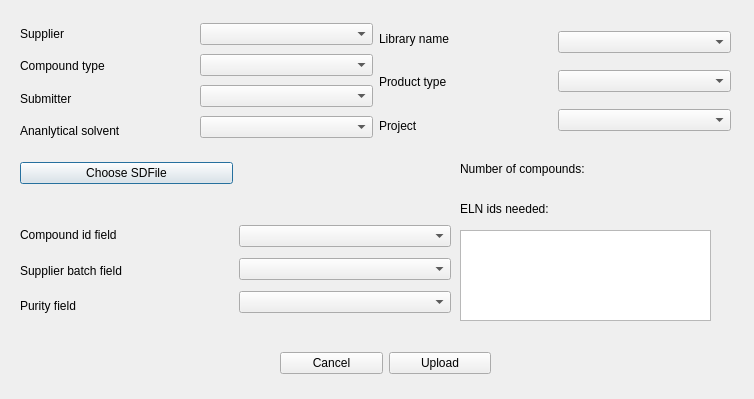
Before: the Qt Designer form chemReg/sdfReg.ui in dahlbma/scarab_tornado, drawn with Qt 5.
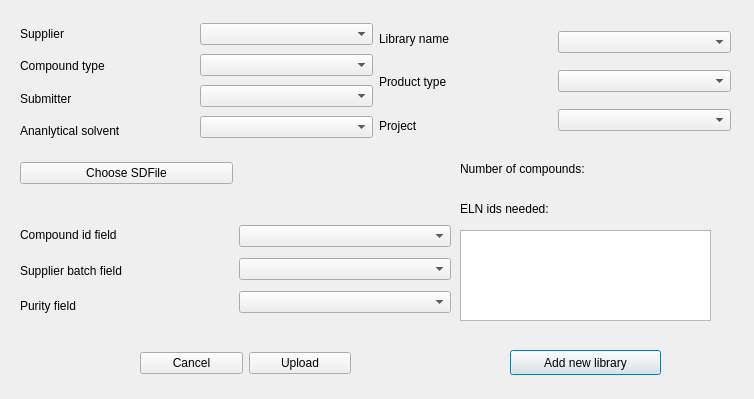
After: the same form once the commit is applied.

Patch:
```diff
--- a/chemReg/sdfReg.ui
+++ b/chemReg/sdfReg.ui
@@ -111,6 +111,24 @@
     </font>
    </property>
   </widget>
+  <widget class="QPushButton" name="addlibrary_btn">
+   <property name="geometry">
+    <rect>
+     <x>510</x>
+     <y>350</y>
+     <width>151</width>
+     <height>25</height>
+    </rect>
+   </property>
+   <property name="font">
+    <font>
+     <pointsize>9</pointsize>
+    </font>
+   </property>
+   <property name="text">
+    <string>Add new library</string>
+   </property>
+  </widget>
   <widget class="QWidget" name="">
    <property name="geometry">
     <rect>
@@ -333,7 +351,7 @@
   <widget class="QWidget" name="">
    <property name="geometry">
     <rect>
-     <x>280</x>
+     <x>140</x>
      <y>350</y>
      <width>211</width>
      <height>27</height>
@@ -342,6 +360,11 @@
    <layout class="QHBoxLayout" name="horizontalLayout_6">
     <item>
      <widget class="QPushButton" name="cancel_btn">
+      <property name="font">
+       <font>
+        <pointsize>9</pointsize>
+       </font>
+      </property>
       <property name="text">
        <string>Cancel</string>
       </property>
@@ -349,6 +372,11 @@
     </item>
     <item>
      <widget class="QPushButton" name="upload_btn">
+      <property name="font">
+       <font>
+        <pointsize>9</pointsize>
+       </font>
+      </property>
       <property name="text">
        <string>Upload</string>
       </property>
```
